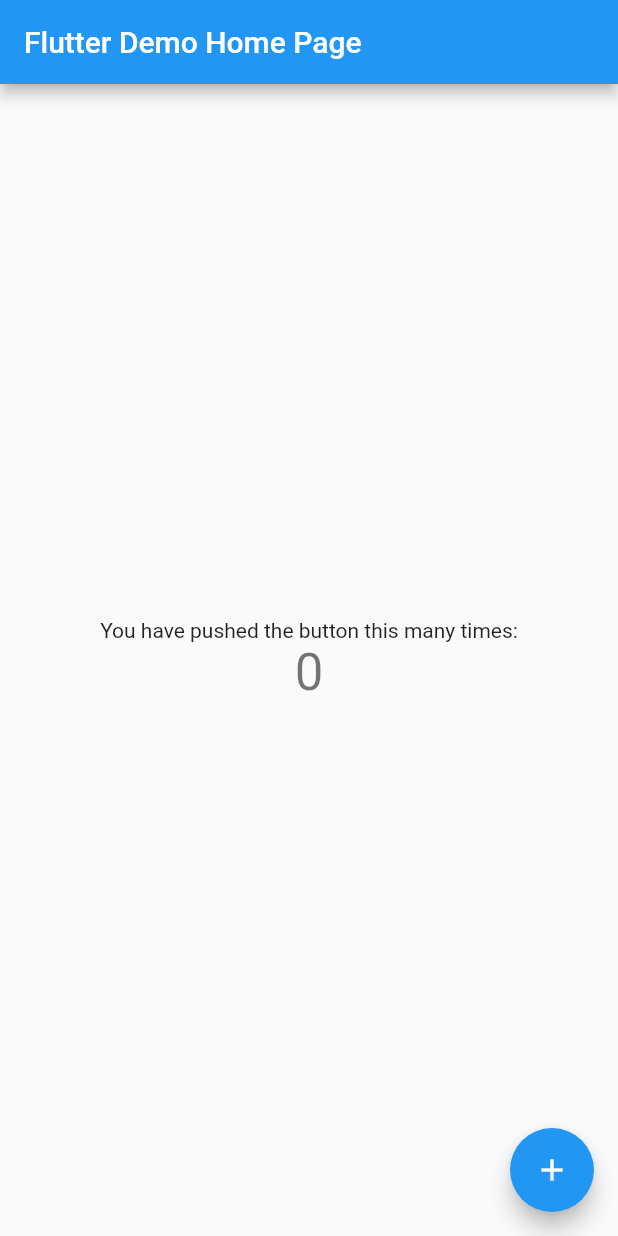
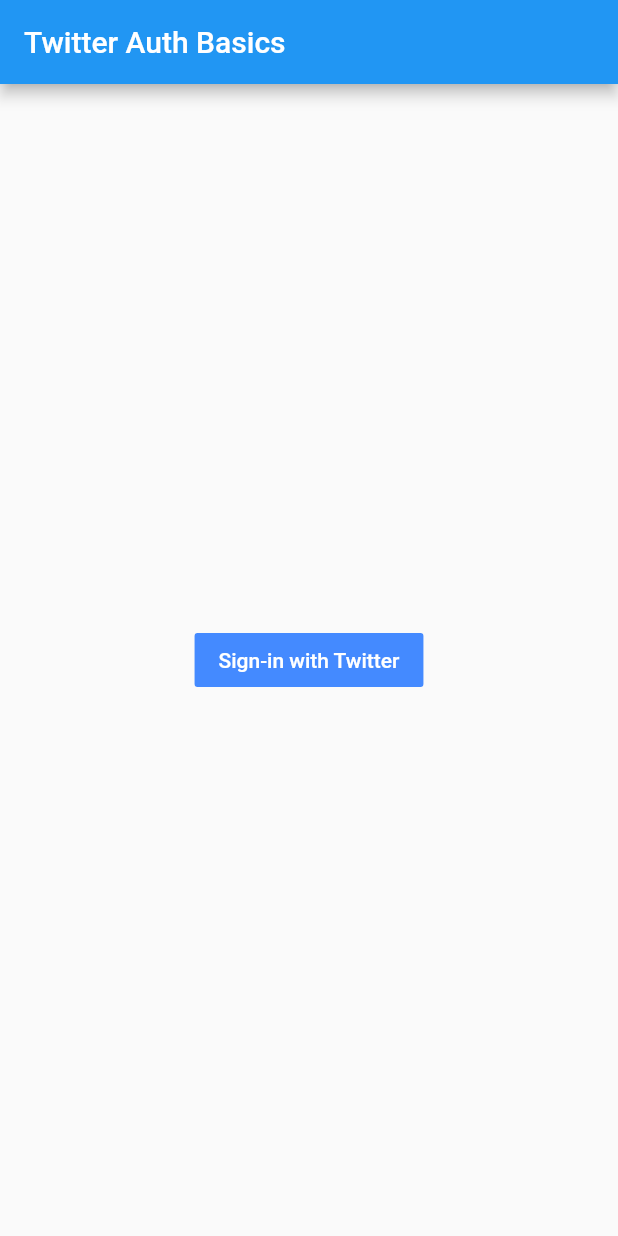
Before and after one commit to CoderNamedHendrick/twitter_auth_basics, a Flutter app: the screen it shows after launch, on a phone screen of 412 x 824 dp. Run offline on Flutter 3.47's test engine with Material 2 defaults, Android fonts, the phone set to English and light mode, and no system bars.

```diff
--- a/lib/main.dart
+++ b/lib/main.dart
@@ -1,4 +1,5 @@
 import 'package:flutter/material.dart';
+import 'package:twitter_auth_basics/sign_in_page.dart';
 
 void main() {
   runApp(MyApp());
@@ -9,109 +10,12 @@ class MyApp extends StatelessWidget {
   @override
   Widget build(BuildContext context) {
     return MaterialApp(
-      title: 'Flutter Demo',
+      title: 'Twitter Authentication',
       theme: ThemeData(
-        // This is the theme of your application.
-        //
-        // Try running your application with "flutter run". You'll see the
-        // application has a blue toolbar. Then, without quitting the app, try
-        // changing the primarySwatch below to Colors.green and then invoke
-        // "hot reload" (press "r" in the console where you ran "flutter run",
-        // or simply save your changes to "hot reload" in a Flutter IDE).
-        // Notice that the counter didn't reset back to zero; the application
-        // is not restarted.
         primarySwatch: Colors.blue,
-        // This makes the visual density adapt to the platform that you run
-        // the app on. For desktop platforms, the controls will be smaller and
-        // closer together (more dense) than on mobile platforms.
         visualDensity: VisualDensity.adaptivePlatformDensity,
       ),
-      home: MyHomePage(title: 'Flutter Demo Home Page'),
+      home: SignInPage(),
     );
   }
 }
-
-class MyHomePage extends StatefulWidget {
-  MyHomePage({Key key, this.title}) : super(key: key);
-
-  // This widget is the home page of your application. It is stateful, meaning
-  // that it has a State object (defined below) that contains fields that affect
-  // how it looks.
-
-  // This class is the configuration for the state. It holds the values (in this
-  // case the title) provided by the parent (in this case the App widget) and
-  // used by the build method of the State. Fields in a Widget subclass are
-  // always marked "final".
-
-  final String title;
-
-  @override
-  _MyHomePageState createState() => _MyHomePageState();
-}
-
-class _MyHomePageState extends State<MyHomePage> {
-  int _counter = 0;
-
-  void _incrementCounter() {
-    setState(() {
-      // This call to setState tells the Flutter framework that something has
-      // changed in this State, which causes it to rerun the build method below
-      // so that the display can reflect the updated values. If we changed
-      // _counter without calling setState(), then the build method would not be
-      // called again, and so nothing would appear to happen.
-      _counter++;
-    });
-  }
-
-  @override
-  Widget build(BuildContext context) {
-    // This method is rerun every time setState is called, for instance as done
-    // by the _incrementCounter method above.
-    //
-    // The Flutter framework has been optimized to make rerunning build methods
-    // fast, so that you can just rebuild anything that needs updating rather
-    // than having to individually change instances of widgets.
-    return Scaffold(
-      appBar: AppBar(
-        // Here we take the value from the MyHomePage object that was created by
-        // the App.build method, and use it to set our appbar title.
-        title: Text(widget.title),
-      ),
-      body: Center(
-        // Center is a layout widget. It takes a single child and positions it
-        // in the middle of the parent.
-        child: Column(
-          // Column is also a layout widget. It takes a list of children and
-          // arranges them vertically. By default, it sizes itself to fit its
-          // children horizontally, and tries to be as tall as its parent.
-          //
-          // Invoke "debug painting" (press "p" in the console, choose the
-          // "Toggle Debug Paint" action from the Flutter Inspector in Android
-          // Studio, or the "Toggle Debug Paint" command in Visual Studio Code)
-          // to see the wireframe for each widget.
-          //
-          // Column has various properties to control how it sizes itself and
-          // how it positions its children. Here we use mainAxisAlignment to
-          // center the children vertically; the main axis here is the vertical
-          // axis because Columns are vertical (the cross axis would be
-          // horizontal).
-          mainAxisAlignment: MainAxisAlignment.center,
-          children: <Widget>[
-            Text(
-              'You have pushed the button this many times:',
-            ),
-            Text(
-              '$_counter',
-              style: Theme.of(context).textTheme.headline4,
-            ),
-          ],
-        ),
-      ),
-      floatingActionButton: FloatingActionButton(
-        onPressed: _incrementCounter,
-        tooltip: 'Increment',
-        child: Icon(Icons.add),
-      ), // This trailing comma makes auto-formatting nicer for build methods.
-    );
-  }
-}
--- /dev/null
+++ b/lib/sign_in_page.dart
@@ -0,0 +1,26 @@
+import 'package:flutter/material.dart';
+
+class SignInPage extends StatelessWidget {
+  @override
+  Widget build(BuildContext context) {
+    return Scaffold(
+      appBar: AppBar(
+        title: Text('Twitter Auth Basics'),
+      ),
+      body: Center(
+        child: RaisedButton(
+          color: Colors.blueAccent,
+          disabledColor: Colors.blueAccent,
+          elevation: 8,
+          onPressed: null,
+          child: Text(
+            'Sign-in with Twitter',
+            style: TextStyle(
+              color: Colors.white,
+            ),
+          ),
+        ),
+      ),
+    );
+  }
+}
--- a/pubspec.yaml
+++ b/pubspec.yaml
@@ -23,6 +23,10 @@ environment:
 dependencies:
   flutter:
     sdk: flutter
+  twitter_login: ^4.0.0
+  firebase_auth: 1.0.0
+  provider: 4.3.2+2
+  flutter_dotenv: ^5.0.0
 
 
   # The following adds the Cupertino Icons font to your application.
```
Also changed, not shown: lib/auth.dart (added), 1 other file.
